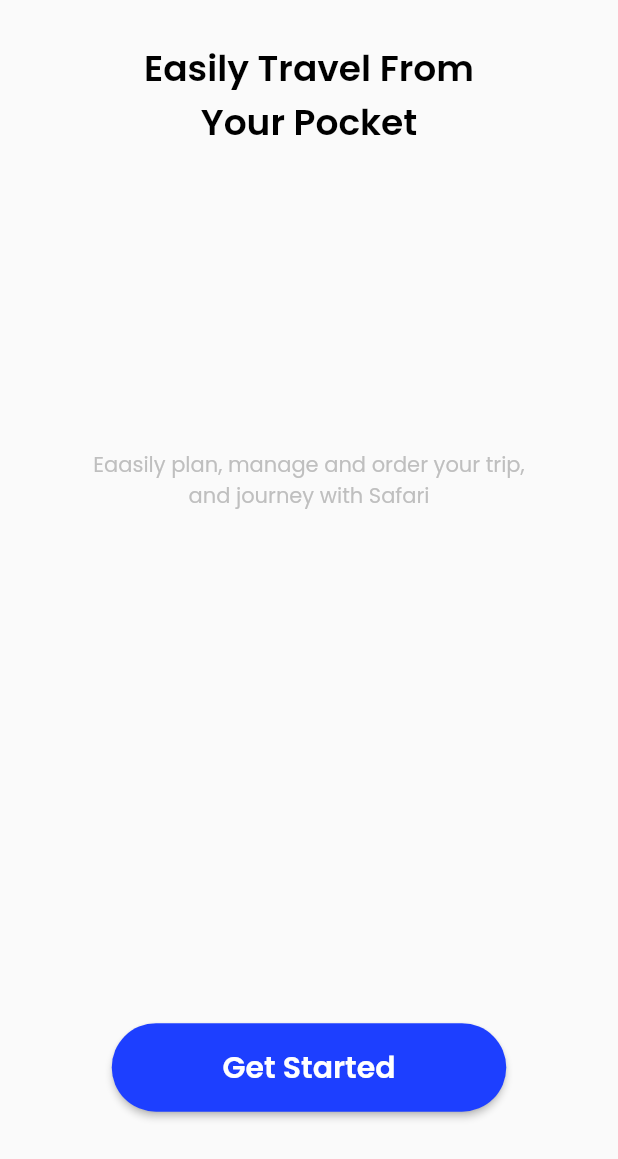
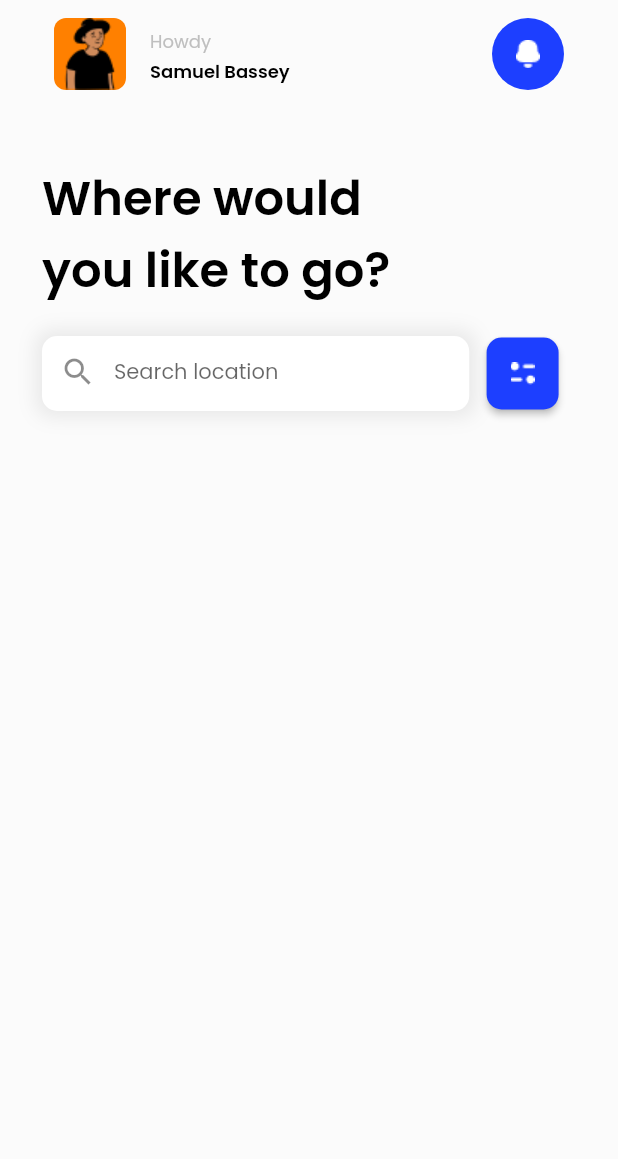
Before and after one commit to SamuelBasseyJohn/travel_ui, a Flutter app: the Intro3 widget shown alone on an empty page, opened directly, after a tap on "Get Started", on a phone screen of 412 x 824 dp. Shown: the top 1159 px of the screen. Run offline on Flutter 3.47's test engine with Material 2 defaults, Android fonts, the phone set to English and light mode, and no system bars; our stand-ins replace google_fonts, hexcolor, smooth_page_indicator.

Commit message:
Added search bar

```diff
--- /dev/null
+++ b/lib/Pages/home_page.dart
@@ -0,0 +1,134 @@
+import 'package:flutter/material.dart';
+import 'package:flutter/src/widgets/container.dart';
+import 'package:flutter/src/widgets/framework.dart';
+import 'package:hexcolor/hexcolor.dart';
+
+class HomePage extends StatefulWidget {
+  const HomePage({super.key});
+
+  @override
+  State<HomePage> createState() => _HomePageState();
+}
+
+class _HomePageState extends State<HomePage> {
+  @override
+  Widget build(BuildContext context) {
+    return Scaffold(
+      backgroundColor: HexColor("FBFBFB"),
+      appBar: PreferredSize(
+        preferredSize: const Size.fromHeight(80),
+        child: Container(
+          height: 120,
+          color: HexColor("FBFBFB"),
+          child: SafeArea(
+            child: Padding(
+              padding: const EdgeInsets.symmetric(horizontal: 20),
+              child: ListTile(
+                title: Text(
+                  'Howdy',
+                  style: TextStyle(
+                      color: HexColor('BFBFBF'),
+                      fontSize: 12,
+                      fontWeight: FontWeight.w400),
+                ),
+                subtitle: Text(
+                  'Samuel Bassey',
+                  style: TextStyle(
+                      color: HexColor('000000'),
+                      fontSize: 12,
+                      fontWeight: FontWeight.w600),
+                ),
+                leading: Container(
+                  height: 48,
+                  width: 48,
+                  child: Image.asset('assets/images/profile_pic.png'),
+                  decoration: BoxDecoration(
+                      color: const Color.fromARGB(255, 255, 128, 0),
+                      borderRadius: BorderRadius.circular(8)),
+                ),
+                trailing: Container(
+                  height: 48,
+                  width: 48,
+                  child: Image.asset('assets/images/Notification.png'),
+                  decoration: BoxDecoration(
+                      color: HexColor("1D3FFF"),
+                      borderRadius: BorderRadius.circular(100)),
+                ),
+              ),
+            ),
+          ),
+        ),
+      ),
+      body: Column(
+        children: [
+          Padding(
+            padding: const EdgeInsets.fromLTRB(28, 28, 109, 20),
+            child: Text(
+              "Where would you like to go?",
+              style: TextStyle(
+                  fontSize: 32,
+                  fontWeight: FontWeight.w600,
+                  color: HexColor("000000")),
+            ),
+          ),
+          Padding(
+            padding: const EdgeInsets.fromLTRB(28, 0, 28, 31),
+            child: Row(
+              children: [
+                Expanded(
+                  flex: 8,
+                  child: Container(
+                    width: 251,
+                    height: 50,
+                    decoration: BoxDecoration(
+                      borderRadius: BorderRadius.circular(10),
+                      color: HexColor("FFFFFF"),
+                      boxShadow: [
+                        BoxShadow(
+                          color: Color.fromARGB(255, 232, 232, 232),
+                          blurRadius: 10,
+                          spreadRadius: 4,
+                        ),
+                      ],
+                    ),
+                    child: TextField(
+                      decoration: InputDecoration(
+                        fillColor: HexColor("FFFFFF"),
+                        prefixIcon: Icon(Icons.search),
+                        hintText: "Search location",
+                        hintStyle: TextStyle(fontSize: 14),
+                        border: InputBorder.none,
+                      ),
+                    ),
+                  ),
+                ),
+                // Expanded(
+                //   flex: 0,
+                //   child: SizedBox(
+                //     width: 20,
+                //   ),
+                // ),
+                Expanded(
+                  flex: 2,
+                  child: Center(
+                    child: ElevatedButton(
+                      onPressed: () {},
+                      child: Image.asset('assets/images/Vector.png'),
+                      style: ElevatedButton.styleFrom(
+                        backgroundColor: HexColor("1D3FFF"),
+                        minimumSize: Size(48, 48),
+                        shape: RoundedRectangleBorder(
+                          borderRadius: BorderRadius.circular(10),
+                        ),
+                      ),
+                    ),
+                  ),
+                ),
+              ],
+            ),
+          ),
+        ],
+      ),
+    );
+  }
+}
--- a/lib/Pages/intro_pages/intro_page1.dart
+++ b/lib/Pages/intro_pages/intro_page1.dart
@@ -1,11 +1,14 @@
+import 'package:flutter/material.dart';
 import 'package:flutter/src/widgets/container.dart';
 import 'package:flutter/src/widgets/framework.dart';
 
-class intro1 extends StatelessWidget {
-  const intro1({super.key});
+class Intro1 extends StatelessWidget {
+  const Intro1({super.key});
 
   @override
   Widget build(BuildContext context) {
-    return Container();
+    return const Center(
+      child: Text("Slide 1"),
+    );
   }
 }
--- a/lib/Pages/intro_pages/intro_page2.dart
+++ b/lib/Pages/intro_pages/intro_page2.dart
@@ -1,12 +1,12 @@
 import 'package:flutter/material.dart';
-import 'package:flutter/src/widgets/container.dart';
-import 'package:flutter/src/widgets/framework.dart';
 
 class Intro2 extends StatelessWidget {
   const Intro2({super.key});
 
   @override
   Widget build(BuildContext context) {
-    return Container();
+    return const Center(
+      child: Text("Slide 2"),
+    );
   }
 }
--- a/lib/Pages/intro_pages/intro_page3.dart
+++ b/lib/Pages/intro_pages/intro_page3.dart
@@ -2,6 +2,7 @@ import 'package:flutter/material.dart';
 import 'package:flutter/src/widgets/container.dart';
 import 'package:flutter/src/widgets/framework.dart';
 import 'package:hexcolor/hexcolor.dart';
+import 'package:travel_ui/Pages/home_page.dart';
 
 class Intro3 extends StatelessWidget {
   const Intro3({super.key});
@@ -45,7 +46,8 @@ class Intro3 extends StatelessWidget {
             flex: 3,
             child: Center(
               child: ElevatedButton(
-                onPressed: () {},
+                onPressed: () => Navigator.push(context,
+                    MaterialPageRoute(builder: (context) => HomePage())),
                 style: ElevatedButton.styleFrom(
                     backgroundColor: HexColor('1D3FFF'),
                     minimumSize: const Size(263, 59),
--- a/lib/Pages/onboarding_page.dart
+++ b/lib/Pages/onboarding_page.dart
@@ -1,6 +1,7 @@
 import 'package:flutter/material.dart';
 import 'package:flutter/src/widgets/container.dart';
 import 'package:flutter/src/widgets/framework.dart';
+import 'package:hexcolor/hexcolor.dart';
 import 'package:travel_ui/items.dart';
 import 'package:travel_ui/widgets/intro_box.dart';
 
@@ -15,11 +16,11 @@ class _OnBoardingPageState extends State<OnBoardingPage> {
   @override
   Widget build(BuildContext context) {
     return Scaffold(
-      backgroundColor: Colors.white,
+      backgroundColor: HexColor("FBFBFB"),
       body: SafeArea(
         child: Column(
-          children: [
-            const Expanded(
+          children: const [
+            Expanded(
               child: Center(
                 child: Padding(
                   padding: EdgeInsets.symmetric(horizontal: 25),
@@ -29,7 +30,7 @@ class _OnBoardingPageState extends State<OnBoardingPage> {
                 ),
               ),
             ),
-            const Expanded(
+            Expanded(
               child: Padding(
                 padding: EdgeInsets.fromLTRB(34, 32, 34, 20),
                 child: IntroPageContainer(),
--- a/lib/widgets/intro_box.dart
+++ b/lib/widgets/intro_box.dart
@@ -30,7 +30,7 @@ class IntroPageContainer extends StatelessWidget {
                 lastPage = (index == 2);
               },
               children: const [
-                intro1(),
+                Intro1(),
                 Intro2(),
                 Intro3(),
               ],
--- a/pubspec.yaml
+++ b/pubspec.yaml
@@ -54,6 +54,9 @@ flutter:
   # To add assets to your application, add an assets section, like this:
   assets:
     - assets/images/travel_geography.png
+    - assets/images/profile_pic.png
+    - assets/images/Vector.png
+    - assets/images/Notification.png
   # An image asset can refer to one or more resolution-specific "variants", see
   # https://flutter.dev/assets-and-images/#resolution-aware
   # For details regarding adding assets from package dependencies, see
```
Also changed, not shown: assets/images/Notification.png (added), assets/images/Vector.png (added), assets/images/profile_pic.png (added), lib/Pages/bottom_nav_page.dart (added), 3 other files.
